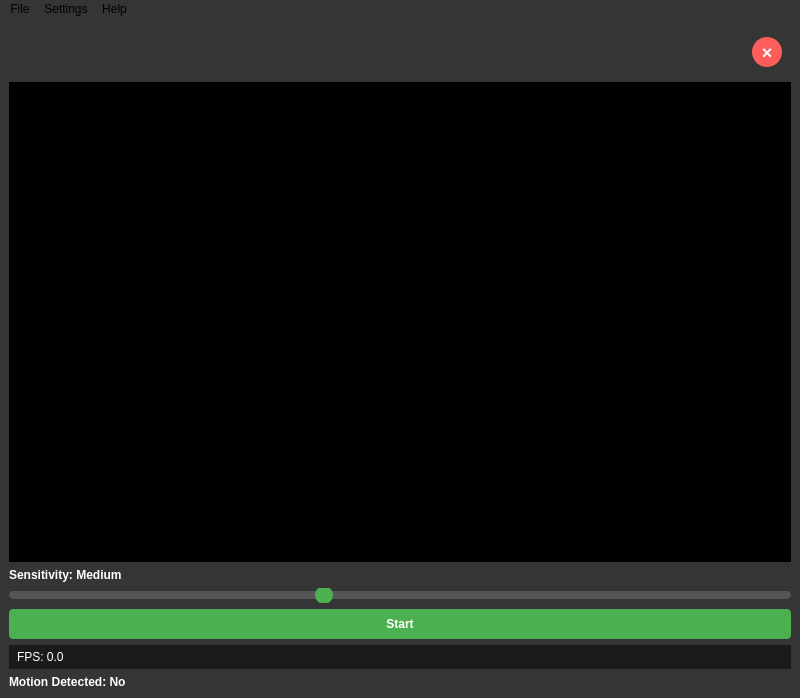
Qt form mainwindow.ui (ProgerPoRaschety/Glazochek) before a commit.
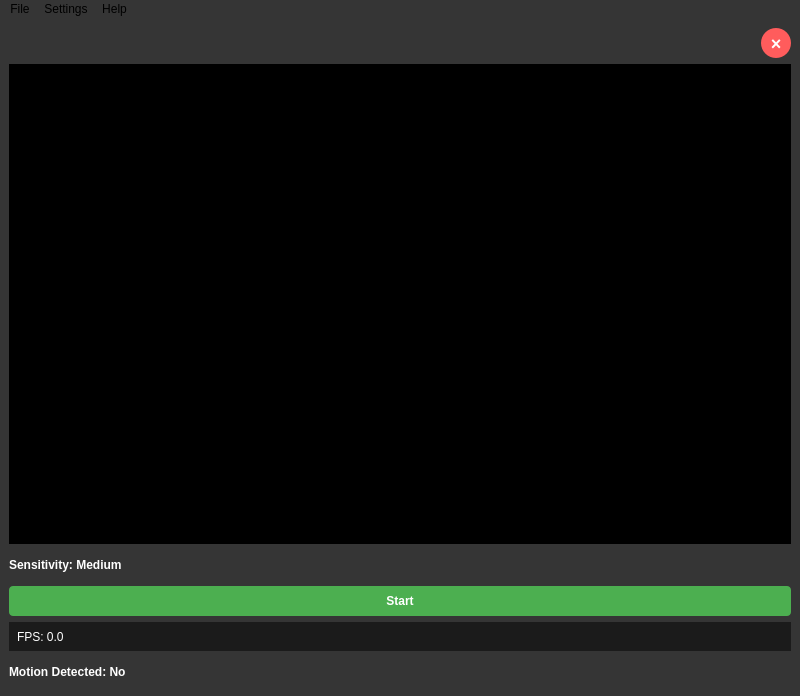
The same form after that commit.

Commit message: Добавление журнала в меню File,добавление выбора чувствительности в Settings

Patch:
```diff
--- a/mainwindow.ui
+++ b/mainwindow.ui
@@ -7,7 +7,7 @@
         <x>0</x>
         <y>0</y>
         <width>800</width>
-        <height>600</height>
+    <height>696</height>
       </rect>
     </property>
     <property name="windowTitle">
@@ -20,10 +20,6 @@
       <layout class="QVBoxLayout" name="mainLayout">
         <!-- Верхняя панель с кнопками -->
         <item>
-          <widget class="QWidget" name="topPanel">
-            <property name="styleSheet">
-              <string notr="true">background-color: transparent;</string>
-            </property>
             <layout class="QHBoxLayout" name="topPanelLayout">
               <item>
                 <spacer name="horizontalSpacer">
@@ -74,10 +70,7 @@
                 </widget>
               </item>
             </layout>
-          </widget>
-        </item>
-
-        <!-- Основной контент -->
+    </item>
         <item>
           <widget class="QLabel" name="cameraLabel">
             <property name="minimumSize">
@@ -108,35 +101,6 @@
                 </property>
               </widget>
             </item>
-            <item>
-              <widget class="QSlider" name="sensitivitySlider">
-                <property name="minimum">
-                  <number>0</number>
-                </property>
-                <property name="maximum">
-                  <number>5</number>
-                </property>
-                <property name="value">
-                  <number>2</number>
-                </property>
-                <property name="orientation">
-                  <enum>Qt::Horizontal</enum>
-                </property>
-                <property name="styleSheet">
-                  <string notr="true">QSlider::groove:horizontal {
-                    height: 8px;
-                    background: #555;
-                    border-radius: 4px;
-                  }
-                  QSlider::handle:horizontal {
-                    width: 18px;
-                    margin: -5px 0;
-                    background: #4CAF50;
-                    border-radius: 9px;
-                  }</string>
-                </property>
-              </widget>
-            </item>
             <item>
               <widget class="QPushButton" name="startButton">
                 <property name="minimumSize">
```
Left out of the diff: 51 changed lines with no effect on the pictures. Lines whose indentation alone changed are shown as unchanged. The commit also changes 2 other files.
